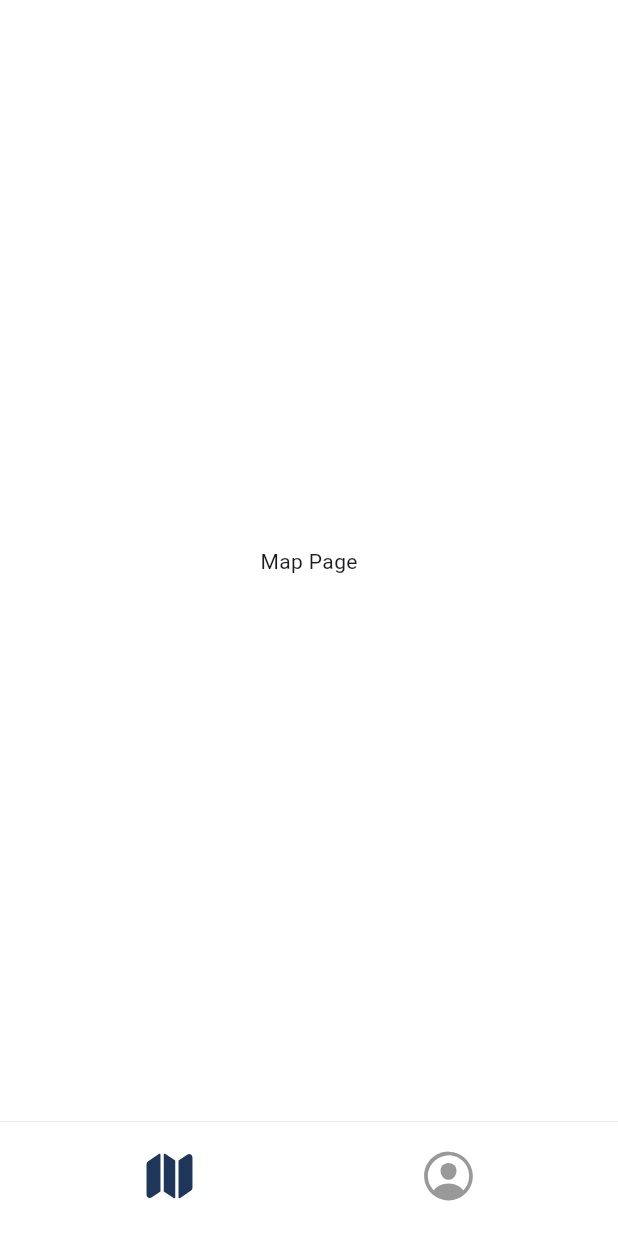
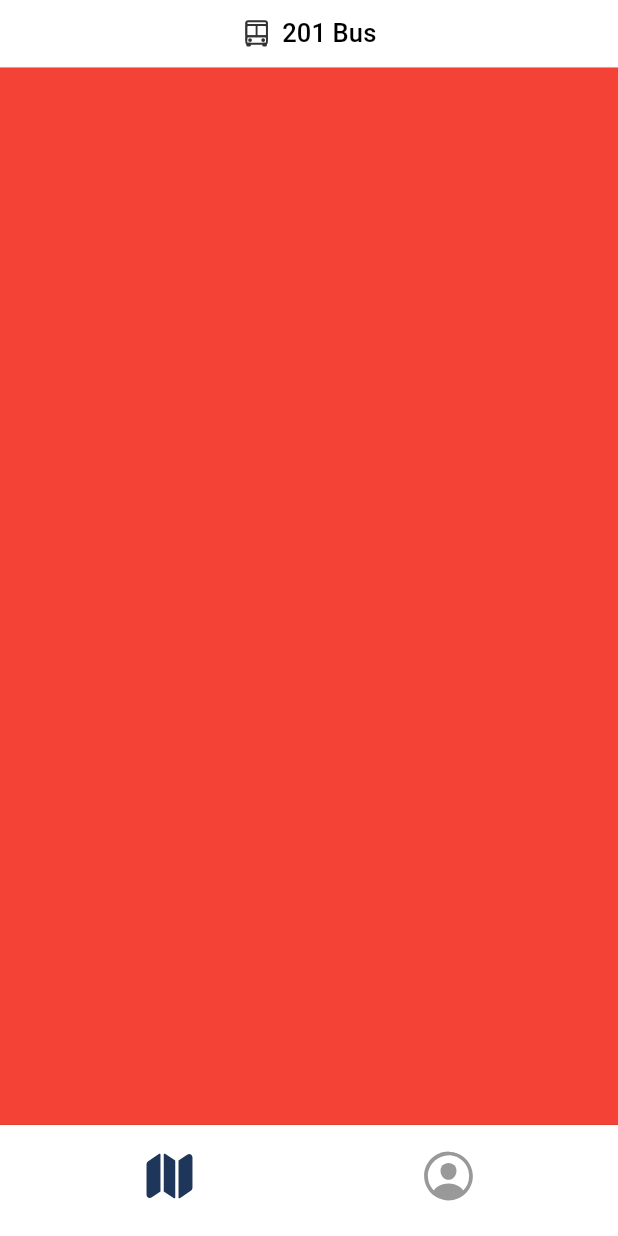
Before and after one commit to altair2503/WaitForMe, a Flutter app: the screen it shows after launch, on a phone screen of 412 x 824 dp. Run offline on Flutter 3.47's test engine with Material 3 defaults, Android fonts, the light colour scheme and no system bars; our stand-ins replace animated_text_kit, ionicons.

Commit message:
Some changes

```diff
--- a/lib/main.dart
+++ b/lib/main.dart
@@ -1,4 +1,5 @@
 import 'package:flutter/material.dart';
+
 import 'package:wait_for_me/presentation/pages/blind/blind_home_page.dart';
 import 'package:wait_for_me/presentation/pages/blind/cities_page.dart';
 import 'package:wait_for_me/presentation/pages/blind/notifying_page.dart';
--- a/lib/presentation/pages/driver/driver_navigation_page.dart
+++ b/lib/presentation/pages/driver/driver_navigation_page.dart
@@ -29,12 +29,13 @@ class _DriverNavigationPageState extends State<DriverNavigationPage> {
   @override
   Widget build(BuildContext context) {
     return Scaffold(
+      backgroundColor: currentIndex == 1 ? Colors.red : Colors.white,
       body: SafeArea(
         child: pages[currentIndex]
       ),
       bottomNavigationBar:
         Container(
-          padding: const EdgeInsets.fromLTRB(20, 2, 20, 0),
+          padding: const EdgeInsets.symmetric(horizontal: 20),
           decoration: const BoxDecoration(
             color: Colors.white,
             boxShadow: [ BoxShadow(color: Color.fromRGBO(0, 0, 0, .1), offset: Offset(0, -0.5)) ]
--- a/lib/presentation/pages/driver/map_page.dart
+++ b/lib/presentation/pages/driver/map_page.dart
@@ -1,4 +1,5 @@
 import 'package:flutter/material.dart';
+import 'package:ionicons/ionicons.dart';
 
 class MapPage extends StatefulWidget {
   const MapPage({super.key});
@@ -10,8 +11,38 @@ class MapPage extends StatefulWidget {
 class _MapPageState extends State<MapPage> {
   @override
   Widget build(BuildContext context) {
-    return const Center(
-      child: Text("Map Page"),
+    return Column(
+      children: [
+        Container(
+          height: 45,
+          decoration: BoxDecoration(
+            border: Border(bottom: BorderSide(color: Colors.black.withOpacity(.15), width: .4))
+          ),
+          child: TextButton(
+            onPressed: () {  },
+            style: TextButton.styleFrom(
+              iconColor: Colors.black.withOpacity(.8),
+              padding: const EdgeInsets.symmetric(horizontal: 20)
+            ),
+            child: const Row(
+              mainAxisAlignment: MainAxisAlignment.center,
+              children: [
+                Icon(Ionicons.bus_outline, size: 20),
+                SizedBox(width: 7),
+                Text(
+                  "201 Bus",
+                  style: TextStyle(fontSize: 17, fontWeight: FontWeight.w500, color: Colors.black),
+                )
+              ]
+            )
+          )
+        ),
+        Expanded(
+          child: Container(
+            color: Colors.red,
+          )
+        )
+      ]
     );
   }
 }
--- a/pubspec.yaml
+++ b/pubspec.yaml
@@ -30,6 +30,7 @@ environment:
 dependencies:
   ionicons: ^0.2.2
   animated_text_kit: ^4.2.2
+  get:
   flutter:
     sdk: flutter
 
```
Also changed, not shown: pubspec.lock.
